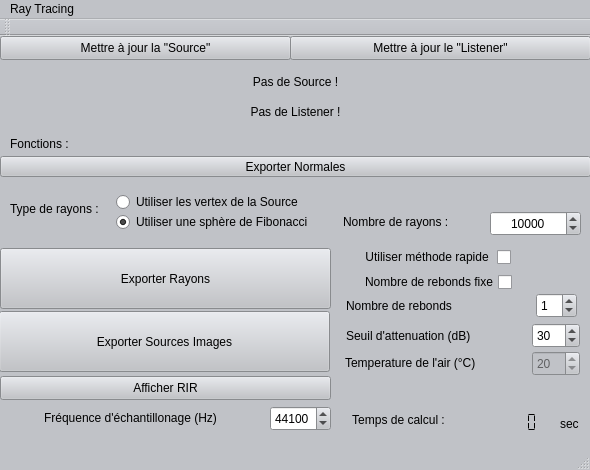
Before: the Qt Designer form mainwindow.ui in DocGrobi/RayTracingCpp, drawn with Qt 5.
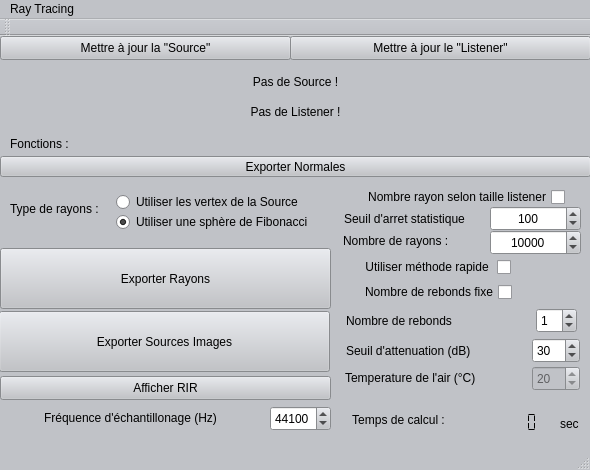
After: the same form once the commit is applied.

The edit to the form file:
```diff
--- a/mainwindow.ui
+++ b/mainwindow.ui
@@ -569,7 +569,7 @@
     <property name="geometry">
      <rect>
       <x>341</x>
-      <y>235</y>
+      <y>245</y>
       <width>171</width>
       <height>22</height>
      </rect>
@@ -588,7 +588,7 @@
     <property name="geometry">
      <rect>
       <x>536</x>
-      <y>257</y>
+      <y>272</y>
       <width>41</width>
       <height>25</height>
      </rect>
@@ -601,7 +601,7 @@
     <property name="geometry">
      <rect>
       <x>346</x>
-      <y>260</y>
+      <y>275</y>
       <width>130</width>
       <height>20</height>
      </rect>
@@ -614,7 +614,7 @@
     <property name="geometry">
      <rect>
       <x>346</x>
-      <y>292</y>
+      <y>307</y>
       <width>141</width>
       <height>16</height>
      </rect>
@@ -627,7 +627,7 @@
     <property name="geometry">
      <rect>
       <x>532</x>
-      <y>287</y>
+      <y>302</y>
       <width>48</width>
       <height>25</height>
      </rect>
@@ -643,7 +643,7 @@
     <property name="geometry">
      <rect>
       <x>345</x>
-      <y>317</y>
+      <y>332</y>
       <width>151</width>
       <height>20</height>
      </rect>
@@ -659,7 +659,7 @@
     <property name="geometry">
      <rect>
       <x>532</x>
-      <y>315</y>
+      <y>330</y>
       <width>48</width>
       <height>25</height>
      </rect>
@@ -799,7 +799,7 @@
     <property name="geometry">
      <rect>
       <x>343</x>
-      <y>178</y>
+      <y>197</y>
       <width>131</width>
       <height>16</height>
      </rect>
@@ -812,7 +812,7 @@
     <property name="geometry">
      <rect>
       <x>490</x>
-      <y>175</y>
+      <y>194</y>
       <width>91</width>
       <height>25</height>
      </rect>
@@ -843,7 +843,7 @@
     <property name="geometry">
      <rect>
       <x>320</x>
-      <y>210</y>
+      <y>220</y>
       <width>191</width>
       <height>22</height>
      </rect>
@@ -900,6 +900,54 @@
      <set>Qt::AlignCenter</set>
     </property>
    </widget>
+   <widget class="QCheckBox" name="checkBox_rayAuto">
+    <property name="geometry">
+     <rect>
+      <x>325</x>
+      <y>150</y>
+      <width>240</width>
+      <height>22</height>
+     </rect>
+    </property>
+    <property name="layoutDirection">
+     <enum>Qt::RightToLeft</enum>
+    </property>
+    <property name="text">
+     <string>Nombre rayon selon taille listener</string>
+    </property>
+   </widget>
+   <widget class="QLabel" name="label_seuilArret">
+    <property name="geometry">
+     <rect>
+      <x>344</x>
+      <y>173</y>
+      <width>151</width>
+      <height>20</height>
+     </rect>
+    </property>
+    <property name="text">
+     <string>Seuil d'arret statistique</string>
+    </property>
+   </widget>
+   <widget class="QSpinBox" name="spinBox_seuilArret">
+    <property name="geometry">
+     <rect>
+      <x>490</x>
+      <y>170</y>
+      <width>91</width>
+      <height>25</height>
+     </rect>
+    </property>
+    <property name="alignment">
+     <set>Qt::AlignCenter</set>
+    </property>
+    <property name="maximum">
+     <number>1000</number>
+    </property>
+    <property name="value">
+     <number>100</number>
+    </property>
+   </widget>
   </widget>
   <widget class="QToolBar" name="mainToolBar">
    <attribute name="toolBarArea">
```
Left out of the diff: 2 changed lines with no effect on the pictures.
